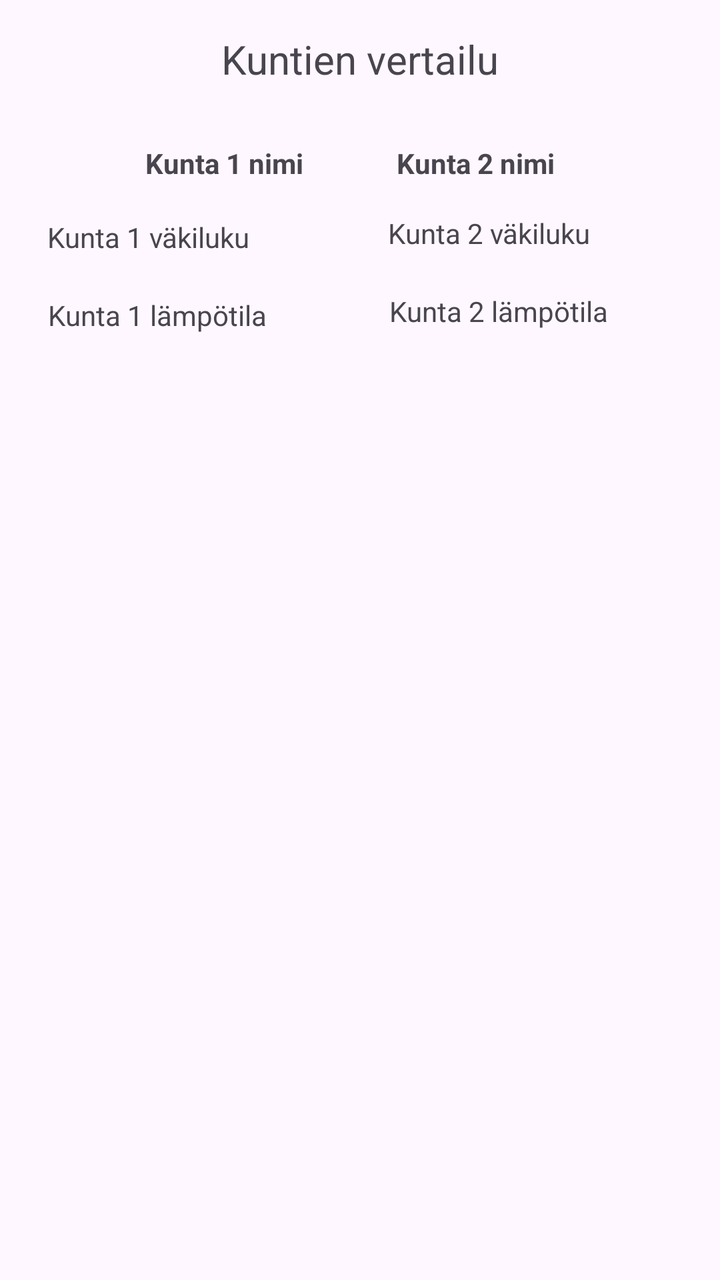
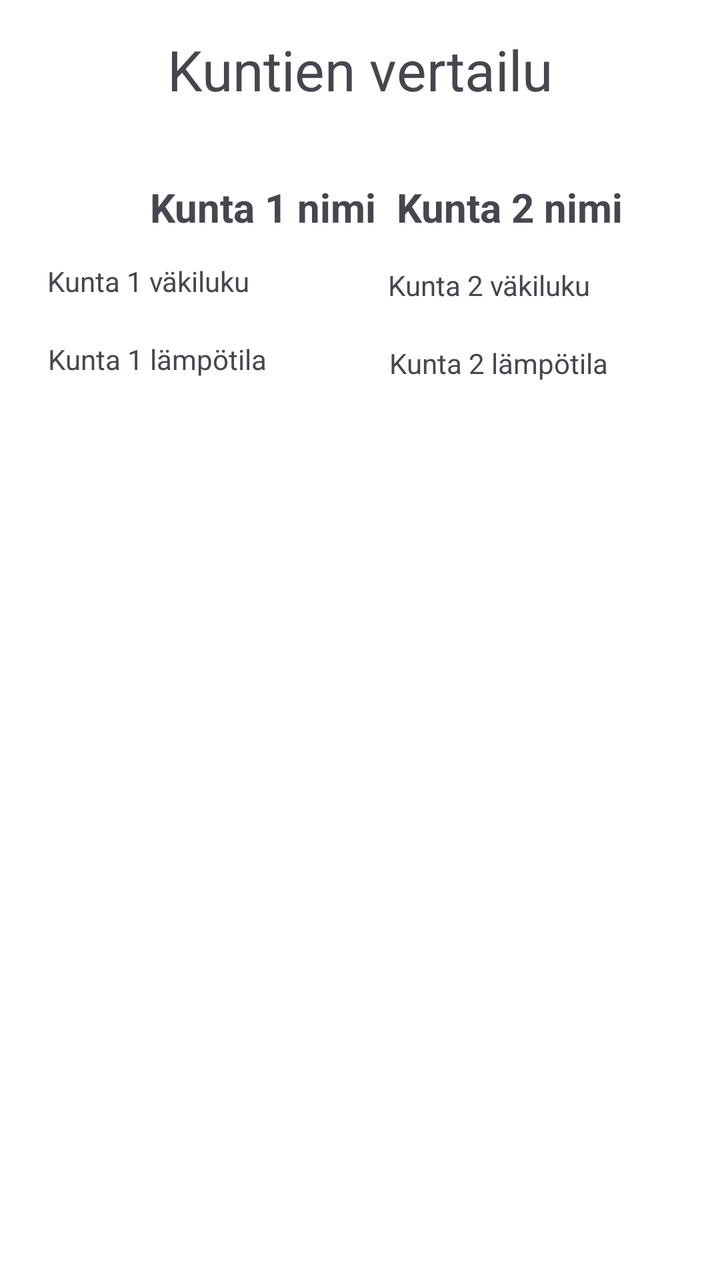

Compare the two renders of this Android layout. The source of the first and the diff that turns it into the second are given below.
<!-- AndroidManifest.xml: application theme Theme.OO_Ohjelmointi_Projekti -->
<!-- res/layout/fragment_compare.xml -->
<?xml version="1.0" encoding="utf-8"?>
<androidx.constraintlayout.widget.ConstraintLayout
    xmlns:android="http://schemas.android.com/apk/res/android"
    xmlns:app="http://schemas.android.com/apk/res-auto"
    xmlns:tools="http://schemas.android.com/tools"
    android:layout_width="match_parent"
    android:layout_height="match_parent"
    tools:context=".fragments.CityInfoFragment">

    <TextView
        android:id="@+id/CityTwoNameText"
        android:layout_width="137dp"
        android:layout_height="0dp"
        android:layout_marginTop="72dp"
        android:text="Kunta 2 nimi"
        android:textStyle="bold"
        app:layout_constraintEnd_toEndOf="parent"
        app:layout_constraintHorizontal_bias="0.89"
        app:layout_constraintStart_toStartOf="parent"
        app:layout_constraintTop_toTopOf="parent" />

    <TextView
        android:id="@+id/CityTwoPopulationAmountText"
        android:layout_width="162dp"
        android:layout_height="23dp"
        android:layout_marginTop="16dp"
        android:text="Kunta 2 väkiluku"
        app:layout_constraintEnd_toEndOf="parent"
        app:layout_constraintHorizontal_bias="0.979"
        app:layout_constraintStart_toStartOf="parent"
        app:layout_constraintTop_toBottomOf="@+id/CityTwoNameText" />

    <TextView
        android:id="@+id/CityTwoTemperatureText"
        android:layout_width="158dp"
        android:layout_height="25dp"
        android:layout_marginTop="16dp"
        android:text="Kunta 2 lämpötila"
        app:layout_constraintEnd_toEndOf="parent"
        app:layout_constraintHorizontal_bias="0.964"
        app:layout_constraintStart_toStartOf="parent"
        app:layout_constraintTop_toBottomOf="@+id/CityTwoPopulationAmountText" />

    <TextView
        android:id="@+id/CityOnePopulationAmountText"
        android:layout_width="162dp"
        android:layout_height="23dp"
        android:layout_marginTop="16dp"
        android:text="Kunta 1 väkiluku"
        app:layout_constraintEnd_toEndOf="parent"
        app:layout_constraintHorizontal_bias="0.12"
        app:layout_constraintStart_toStartOf="parent"
        app:layout_constraintTop_toBottomOf="@+id/CityOneNameText" />

    <TextView
        android:id="@+id/CityOneNameText"
        android:layout_width="144dp"
        android:layout_height="21dp"
        android:layout_marginTop="72dp"
        android:text="Kunta 1 nimi"
        android:textStyle="bold"
        app:layout_constraintEnd_toEndOf="parent"
        app:layout_constraintHorizontal_bias="0.337"
        app:layout_constraintStart_toStartOf="parent"
        app:layout_constraintTop_toTopOf="parent" />

    <TextView
        android:id="@+id/CityOneTemperatureText"
        android:layout_width="158dp"
        android:layout_height="25dp"
        android:layout_marginTop="16dp"
        android:text="Kunta 1 lämpötila"
        app:layout_constraintEnd_toEndOf="parent"
        app:layout_constraintHorizontal_bias="0.118"
        app:layout_constraintStart_toStartOf="parent"
        app:layout_constraintTop_toBottomOf="@+id/CityOnePopulationAmountText" />

    <TextView
        android:id="@+id/Heading"
        android:layout_width="wrap_content"
        android:layout_height="wrap_content"
        android:layout_marginTop="16dp"
        android:text="Kuntien vertailu"
        android:textSize="20sp"
        app:layout_constraintEnd_toEndOf="parent"
        app:layout_constraintStart_toStartOf="parent"
        app:layout_constraintTop_toTopOf="parent" />

</androidx.constraintlayout.widget.ConstraintLayout>
<!-- resources referenced by this layout -->
<resources>
  <style name="Theme.OO_Ohjelmointi_Projekti" parent="Base.Theme.OO_Ohjelmointi_Projekti" />
  <style name="Base.Theme.OO_Ohjelmointi_Projekti" parent="Theme.Material3.DayNight.NoActionBar">
          
          
      </style>
</resources>

<!-- the commit's change to res/layout/fragment_compare.xml (unified diff, before → after) -->
@@ -5,14 +5,16 @@
     xmlns:tools="http://schemas.android.com/tools"
     android:layout_width="match_parent"
     android:layout_height="match_parent"
+    android:background="#FFFFFF"
     tools:context=".fragments.CityInfoFragment">
 
     <TextView
         android:id="@+id/CityTwoNameText"
         android:layout_width="137dp"
         android:layout_height="0dp"
-        android:layout_marginTop="72dp"
+        android:layout_marginTop="90dp"
         android:text="Kunta 2 nimi"
+        android:textSize="20sp"
         android:textStyle="bold"
         app:layout_constraintEnd_toEndOf="parent"
         app:layout_constraintHorizontal_bias="0.89"
@@ -45,7 +47,7 @@
         android:id="@+id/CityOnePopulationAmountText"
         android:layout_width="162dp"
         android:layout_height="23dp"
-        android:layout_marginTop="16dp"
+        android:layout_marginTop="12dp"
         android:text="Kunta 1 väkiluku"
         app:layout_constraintEnd_toEndOf="parent"
         app:layout_constraintHorizontal_bias="0.12"
@@ -54,10 +56,11 @@
 
     <TextView
         android:id="@+id/CityOneNameText"
-        android:layout_width="144dp"
-        android:layout_height="21dp"
-        android:layout_marginTop="72dp"
+        android:layout_width="137dp"
+        android:layout_height="29dp"
+        android:layout_marginTop="90dp"
         android:text="Kunta 1 nimi"
+        android:textSize="20sp"
         android:textStyle="bold"
         app:layout_constraintEnd_toEndOf="parent"
         app:layout_constraintHorizontal_bias="0.337"
@@ -81,7 +84,7 @@
         android:layout_height="wrap_content"
         android:layout_marginTop="16dp"
         android:text="Kuntien vertailu"
-        android:textSize="20sp"
+        android:textSize="28sp"
         app:layout_constraintEnd_toEndOf="parent"
         app:layout_constraintStart_toStartOf="parent"
         app:layout_constraintTop_toTopOf="parent" />
